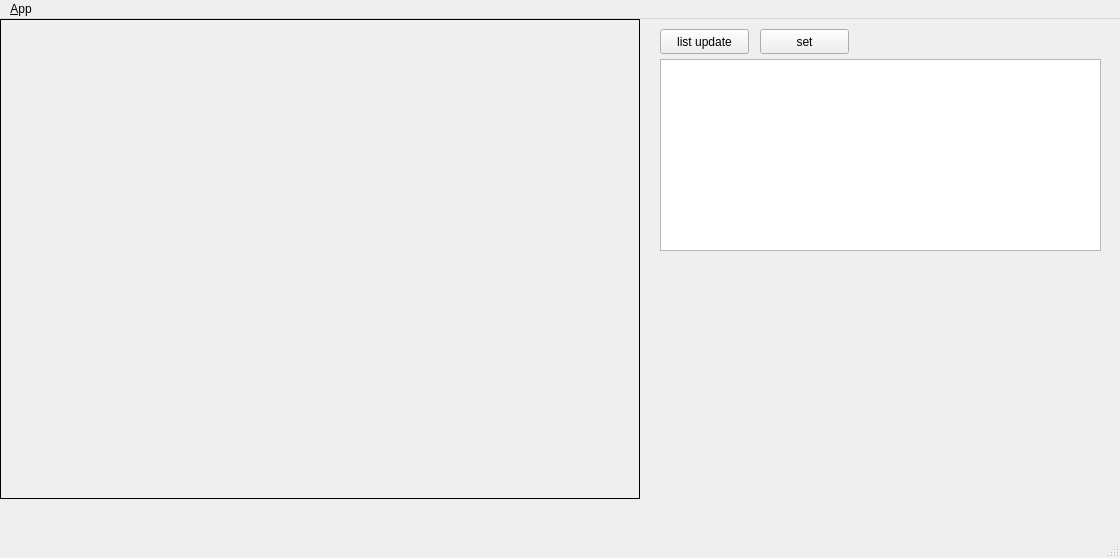
Before: the Qt Designer form ui/main_window.ui in YeongJunKim/multiple_camera_fusion, drawn with Qt 5.
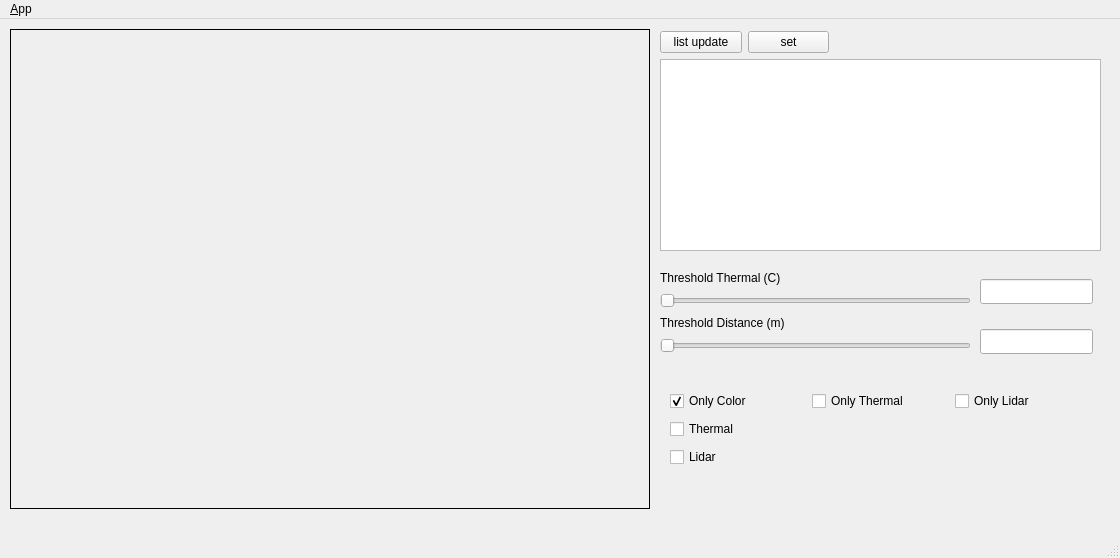
After: the same form once the commit is applied. Icons and pictures are not drawn.

Patch:
```diff
--- a/ui/main_window.ui
+++ b/ui/main_window.ui
@@ -24,8 +24,8 @@
    <widget class="QLabel" name="labelOrg">
     <property name="geometry">
      <rect>
-      <x>0</x>
-      <y>0</y>
+      <x>10</x>
+      <y>10</y>
       <width>640</width>
       <height>480</height>
      </rect>
@@ -47,32 +47,151 @@
      </rect>
     </property>
    </widget>
-   <widget class="QPushButton" name="button_update">
+   <widget class="QLineEdit" name="lineEdit">
     <property name="geometry">
      <rect>
-      <x>660</x>
-      <y>10</y>
-      <width>89</width>
+      <x>980</x>
+      <y>260</y>
+      <width>113</width>
       <height>25</height>
      </rect>
     </property>
-    <property name="text">
-     <string>list update</string>
+    <property name="readOnly">
+     <bool>true</bool>
     </property>
    </widget>
-   <widget class="QPushButton" name="button_set">
+   <widget class="QLineEdit" name="lineEdit_2">
     <property name="geometry">
      <rect>
-      <x>760</x>
-      <y>10</y>
-      <width>89</width>
+      <x>980</x>
+      <y>310</y>
+      <width>113</width>
       <height>25</height>
      </rect>
     </property>
-    <property name="text">
-     <string>set</string>
+    <property name="readOnly">
+     <bool>true</bool>
     </property>
    </widget>
+   <widget class="QWidget" name="">
+    <property name="geometry">
+     <rect>
+      <x>660</x>
+      <y>10</y>
+      <width>169</width>
+      <height>27</height>
+     </rect>
+    </property>
+    <layout class="QGridLayout" name="gridLayout">
+     <item row="0" column="0">
+      <widget class="QPushButton" name="button_update">
+       <property name="text">
+        <string>list update</string>
+       </property>
+      </widget>
+     </item>
+     <item row="0" column="1">
+      <widget class="QPushButton" name="button_set">
+       <property name="text">
+        <string>set</string>
+       </property>
+      </widget>
+     </item>
+    </layout>
+   </widget>
+   <widget class="QWidget" name="">
+    <property name="geometry">
+     <rect>
+      <x>670</x>
+      <y>370</y>
+      <width>421</width>
+      <height>83</height>
+     </rect>
+    </property>
+    <layout class="QGridLayout" name="gridLayout_2">
+     <item row="0" column="0">
+      <widget class="QCheckBox" name="checkBox_only_color">
+       <property name="text">
+        <string>Only Color</string>
+       </property>
+       <property name="checked">
+        <bool>true</bool>
+       </property>
+      </widget>
+     </item>
+     <item row="0" column="1">
+      <widget class="QCheckBox" name="checkBox_only_thermal">
+       <property name="text">
+        <string>Only Thermal</string>
+       </property>
+      </widget>
+     </item>
+     <item row="0" column="2">
+      <widget class="QCheckBox" name="checkBox_only_lidar">
+       <property name="text">
+        <string>Only Lidar</string>
+       </property>
+      </widget>
+     </item>
+     <item row="1" column="0">
+      <widget class="QCheckBox" name="checkBox_thermal">
+       <property name="text">
+        <string>Thermal</string>
+       </property>
+      </widget>
+     </item>
+     <item row="2" column="0">
+      <widget class="QCheckBox" name="checkBox_lidar">
+       <property name="text">
+        <string>Lidar</string>
+       </property>
+       <property name="checked">
+        <bool>false</bool>
+       </property>
+      </widget>
+     </item>
+    </layout>
+   </widget>
+   <widget class="QWidget" name="">
+    <property name="geometry">
+     <rect>
+      <x>660</x>
+      <y>250</y>
+      <width>311</width>
+      <height>84</height>
+     </rect>
+    </property>
+    <layout class="QGridLayout" name="gridLayout_3">
+     <item row="0" column="0">
+      <widget class="QLabel" name="label_threshold_thermal">
+       <property name="text">
+        <string>Threshold Thermal (C)</string>
+       </property>
+      </widget>
+     </item>
+     <item row="1" column="0">
+      <widget class="QSlider" name="horizontalSlider_threshold_thermal">
+       <property name="orientation">
+        <enum>Qt::Horizontal</enum>
+       </property>
+      </widget>
+     </item>
+     <item row="2" column="0">
+      <widget class="QLabel" name="label_threshold_disatnce">
+       <property name="text">
+        <string>Threshold Distance (m)</string>
+       </property>
+      </widget>
+     </item>
+     <item row="3" column="0">
+      <widget class="QSlider" name="horizontalSlider_threshold_distance">
+       <property name="orientation">
+        <enum>Qt::Horizontal</enum>
+       </property>
+      </widget>
+     </item>
+    </layout>
+   </widget>
   </widget>
   <widget class="QMenuBar" name="menubar">
    <property name="geometry">
```
Left out of the diff: 2 changed lines with no effect on the pictures.
